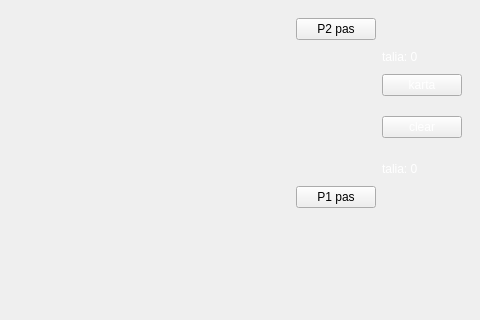
Qt form Gwint/mainwindow.ui (Aleksander-Szostek/Programowanie2_Projekt_Gwint) before a commit; both pictures show x 862 to 1342 and y 0 to 320 of the 1342 by 701 pixel window.
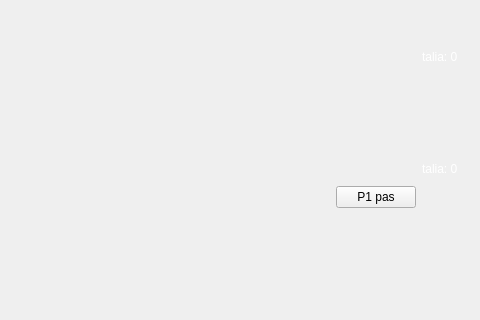
The same form after that commit. The open tabs and pages were chosen to show the change. Icons and pictures are not drawn.

Commit message:
upiększenie GUI i usunięcie dev tooli
jest zielone teraz i czasami czerwone :)

Patch:
```diff
--- a/Gwint/mainwindow.ui
+++ b/Gwint/mainwindow.ui
@@ -268,26 +268,6 @@
             </property>
            </spacer>
           </item>
-          <item row="2" column="8">
-           <widget class="QPushButton" name="button_dobierz">
-            <property name="styleSheet">
-             <string notr="true">color: rgb(255, 255, 255);</string>
-            </property>
-            <property name="text">
-             <string>karta</string>
-            </property>
-           </widget>
-          </item>
-          <item row="5" column="8">
-           <widget class="QPushButton" name="wyczysc_button">
-            <property name="styleSheet">
-             <string notr="true">color: rgb(255, 255, 255);</string>
-            </property>
-            <property name="text">
-             <string>clear</string>
-            </property>
-           </widget>
-          </item>
           <item row="5" column="4">
            <layout class="QVBoxLayout" name="verticalLayout_9">
             <item>
@@ -446,13 +426,6 @@
             </property>
            </spacer>
           </item>
-          <item row="0" column="7">
-           <widget class="QPushButton" name="p2_pas">
-            <property name="text">
-             <string>P2 pas</string>
-            </property>
-           </widget>
-          </item>
           <item row="10" column="7">
            <widget class="QPushButton" name="p1_pas">
             <property name="text">
```
Left out of the diff: 10 changed lines with no effect on the pictures. The commit also changes 7 other files.
